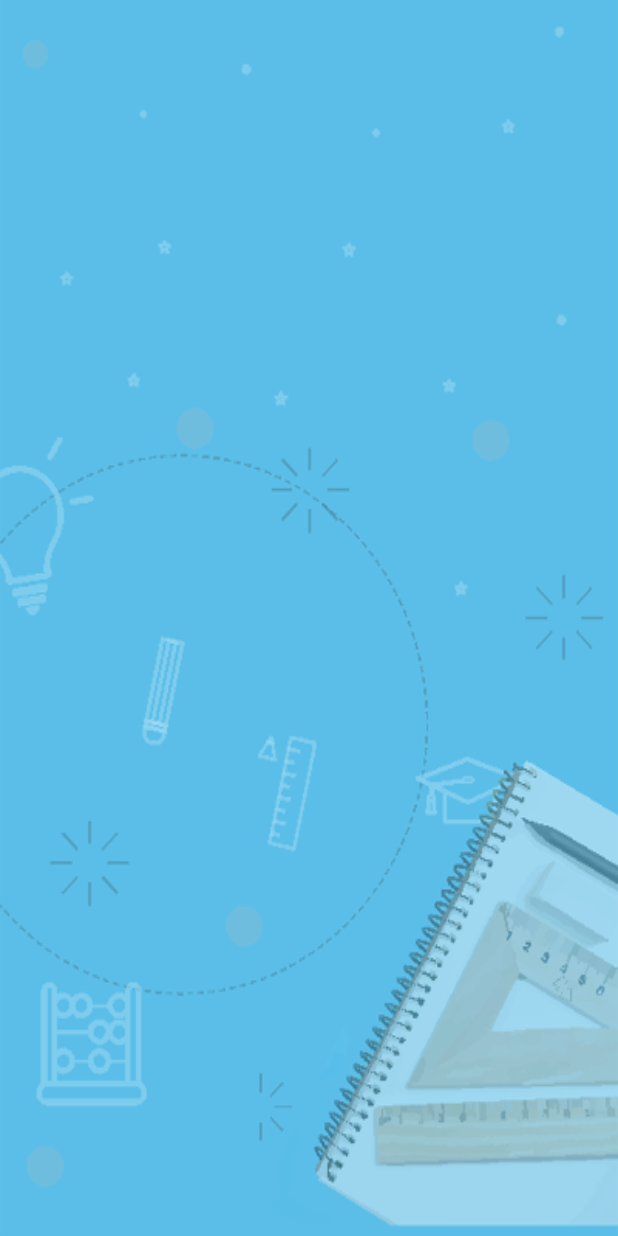
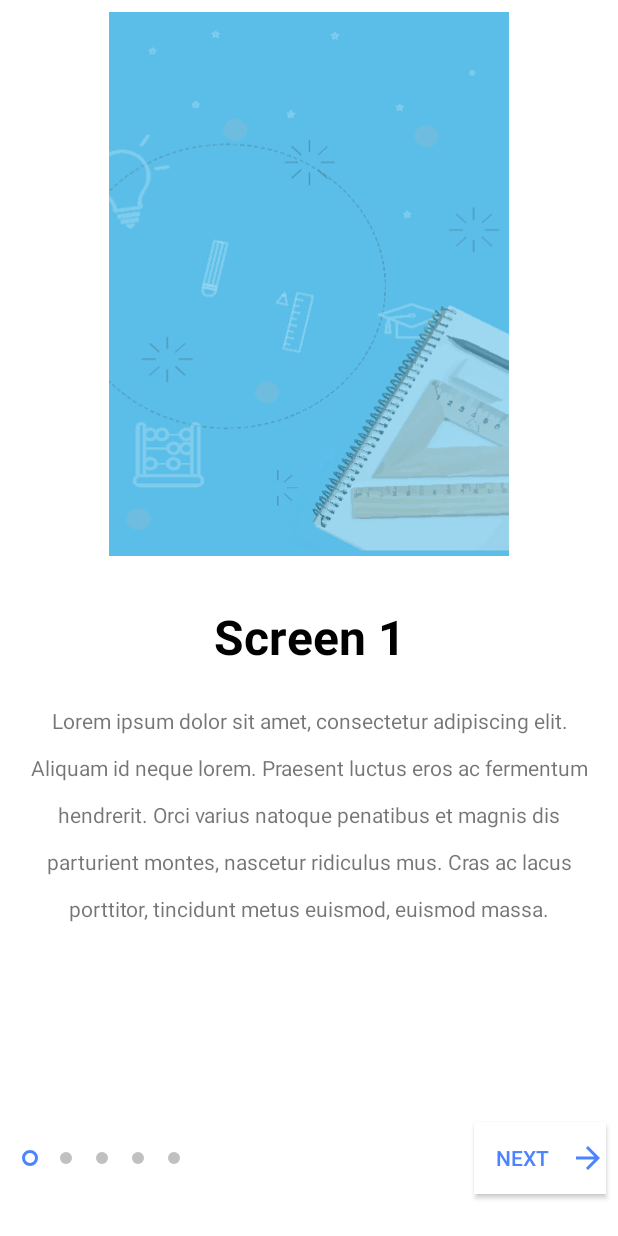
Before and after one commit to wahyukharisma/LearnMe, an Android app: the screen it shows after launch (MainActivity before the commit, OnBoardingScreen after it), on a phone screen of 412 x 824 dp. Run offline under Robolectric (Android 15) with nearby library versions, the phone set to English and light mode, and no system bars.

Commit message:
- Update OnBoardingScene
+ Adding view pager + function
+ Adding tab indicator + function
+ Adding button + function
+ Adding animation

```diff
--- a/app/build.gradle
+++ b/app/build.gradle
@@ -25,4 +25,6 @@
     testImplementation 'junit:junit:4.12'
     androidTestImplementation 'com.android.support.test:runner:1.0.2'
     androidTestImplementation 'com.android.support.test.espresso:espresso-core:3.0.2'
+    implementation 'com.android.support:support-v4:28.0.0'
+    implementation 'com.android.support:design:28.0.0'
 }
--- a/app/src/main/AndroidManifest.xml
+++ b/app/src/main/AndroidManifest.xml
@@ -9,7 +9,8 @@
         android:roundIcon="@mipmap/ic_launcher_round"
         android:supportsRtl="true"
         android:theme="@style/AppTheme">
-        <activity android:name=".MainActivity">
+        <activity android:name=".MainActivity"></activity>
+        <activity android:name=".OnBoardingScreen">
             <intent-filter>
                 <action android:name="android.intent.action.MAIN" />
 
--- /dev/null
+++ b/app/src/main/java/com/example/learnme/IntroViewPagerAdapter.java
@@ -0,0 +1,60 @@
+package com.example.learnme;
+
+import android.content.Context;
+import android.support.annotation.NonNull;
+import android.support.v4.view.PagerAdapter;
+import android.view.LayoutInflater;
+import android.view.View;
+import android.view.ViewGroup;
+import android.widget.ImageView;
+import android.widget.TextView;
+
+import java.util.List;
+
+public class IntroViewPagerAdapter extends PagerAdapter {
+
+    Context mContext;
+    List<ScreenItem> mListScreen;
+
+    public IntroViewPagerAdapter(Context mContext, List<ScreenItem> mListScreen) {
+        this.mContext = mContext;
+        this.mListScreen = mListScreen;
+    }
+
+    @NonNull
+    @Override
+    public Object instantiateItem(@NonNull ViewGroup container, int position) {
+
+        LayoutInflater inflater = (LayoutInflater) mContext.getSystemService(Context.LAYOUT_INFLATER_SERVICE);
+        View layoutScreen       = inflater.inflate(R.layout.layout_screen,null);
+
+        ImageView imgSlide      = layoutScreen.findViewById(R.id.intro_img);
+        TextView txtTitle       = layoutScreen.findViewById(R.id.intro_title);
+        TextView txtDescription = layoutScreen.findViewById(R.id.intro_description);
+
+        txtTitle.setText(mListScreen.get(position).getTitle());
+        txtDescription.setText(mListScreen.get(position).getDescription());
+        imgSlide.setImageResource(mListScreen.get(position).getScreenImg());
+
+        container.addView(layoutScreen);
+
+        return layoutScreen;
+
+    }
+
+    @Override
+    public int getCount() {
+        return mListScreen.size();
+    }
+
+    @Override
+    public boolean isViewFromObject(@NonNull View view, @NonNull Object o) {
+        return view == o;
+    }
+
+    @Override
+    public void destroyItem(@NonNull ViewGroup container, int position, @NonNull Object object) {
+
+        container.removeView((View)object);
+    }
+}
--- /dev/null
+++ b/app/src/main/java/com/example/learnme/OnBoardingScreen.java
@@ -0,0 +1,153 @@
+package com.example.learnme;
+
+import android.content.Intent;
+import android.content.SharedPreferences;
+import android.support.design.widget.TabLayout;
+import android.support.v4.view.ViewPager;
+import android.support.v7.app.AppCompatActivity;
+import android.os.Bundle;
+import android.view.View;
+import android.view.Window;
+import android.view.WindowManager;
+import android.view.animation.Animation;
+import android.view.animation.AnimationUtils;
+import android.widget.Button;
+import android.widget.TextView;
+
+import java.util.ArrayList;
+import java.util.List;
+
+public class OnBoardingScreen extends AppCompatActivity {
+
+    private ViewPager screenPager;
+    IntroViewPagerAdapter introViewPagerAdapter;
+    TabLayout tabIndicator;
+
+    Button btnNext;
+    Button btnGetStarted;
+
+    int position = 0;
+
+    Animation btnAnim;
+
+    @Override
+    protected void onCreate(Bundle savedInstanceState) {
+        super.onCreate(savedInstanceState);
+
+        // make the activity on full screen
+        requestWindowFeature(Window.FEATURE_NO_TITLE);
+        getWindow().setFlags(WindowManager.LayoutParams.FLAG_FULLSCREEN,
+                WindowManager.LayoutParams.FLAG_FULLSCREEN);
+
+        // check previous state
+        if(restorePrefData()){
+            Intent mainActivity = new Intent(getApplicationContext(),MainActivity.class);
+            startActivity(mainActivity);
+            finish();
+        }
+
+        // set content layout
+        setContentView(R.layout.activity_on_boarding_screen);
+
+        //hide the action bar
+        //getSupportActionBar().hide();
+
+        // ini views
+        btnNext       = findViewById(R.id.btn_next);
+        btnGetStarted = findViewById(R.id.btn_get_started);
+        tabIndicator  = findViewById(R.id.tab_indicator);
+        btnAnim       = AnimationUtils.loadAnimation(getApplicationContext(),R.anim.button_animation);
+
+        // fill list screen
+        String temp = "Lorem ipsum dolor sit amet, consectetur adipiscing elit. Aliquam id neque lorem. Praesent luctus eros ac fermentum hendrerit. Orci varius natoque penatibus et magnis dis parturient montes, nascetur ridiculus mus. Cras ac lacus porttitor, tincidunt metus euismod, euismod massa.";
+        final List<ScreenItem> mList = new ArrayList<>();
+        mList.add(new ScreenItem("Screen 1",temp,R.drawable.base));
+        mList.add(new ScreenItem("Screen 2",temp,R.drawable.base));
+        mList.add(new ScreenItem("Screen 3",temp,R.drawable.base));
+        mList.add(new ScreenItem("Screen 4",temp,R.drawable.base));
+        mList.add(new ScreenItem("Screen 5",temp,R.drawable.base));
+
+        // setup viewpager
+        screenPager           = findViewById(R.id.viewPager);
+        introViewPagerAdapter = new IntroViewPagerAdapter(this,mList);
+        screenPager.setAdapter(introViewPagerAdapter);
+
+        //setup table layout with  viewpager
+        tabIndicator.setupWithViewPager(screenPager);
+
+        // next button click listener
+        btnNext.setOnClickListener(new View.OnClickListener() {
+            @Override
+            public void onClick(View v) {
+
+                position = screenPager.getCurrentItem();
+                if(position < mList.size()){
+                    position++;
+                    screenPager.setCurrentItem(position);
+                }
+
+                if(position == mList.size()-1){
+                    // show the GETSTARTED button and hide indicator and the next button
+                    loadLastScreen();
+                }
+            }
+        });
+
+        // tablayout add change listener
+        tabIndicator.addOnTabSelectedListener(new TabLayout.BaseOnTabSelectedListener() {
+            @Override
+            public void onTabSelected(TabLayout.Tab tab) {
+                if(tab.getPosition() == mList.size()-1){
+                    loadLastScreen();
+                }
+            }
+
+            @Override
+            public void onTabUnselected(TabLayout.Tab tab) {
+
+            }
+
+            @Override
+            public void onTabReselected(TabLayout.Tab tab) {
+
+            }
+        });
+
+        // get button clicked
+        btnGetStarted.setOnClickListener(new View.OnClickListener() {
+            @Override
+            public void onClick(View v) {
+                Intent mainActivity = new Intent(getApplicationContext(),MainActivity.class);
+                startActivity(mainActivity);
+
+                //save state
+                savePrefsData();
+                finish();
+            }
+        });
+
+    }
+
+
+    private void loadLastScreen(){ // show the GETSTARTED button and hide indicator and the next button
+        btnGetStarted.setVisibility(View.VISIBLE);
+        btnNext.setVisibility(View.INVISIBLE);
+        tabIndicator.setVisibility(View.VISIBLE);
+
+        // animation get started button
+        btnGetStarted.setAnimation(btnAnim);
+    }
+
+    private void savePrefsData(){
+        SharedPreferences pref          = getApplicationContext().getSharedPreferences("myPrefs",MODE_PRIVATE);
+        SharedPreferences.Editor editor = pref.edit();
+        editor.putBoolean("isIntroOpen",true);
+        editor.commit();
+    }
+
+    private boolean restorePrefData(){
+        SharedPreferences pref          = getApplicationContext().getSharedPreferences("myPrefs",MODE_PRIVATE);
+        Boolean isIntroActiviyOpened = pref.getBoolean("isIntroOpen",false);
+        return isIntroActiviyOpened;
+    }
+}
--- /dev/null
+++ b/app/src/main/java/com/example/learnme/ScreenItem.java
@@ -0,0 +1,37 @@
+package com.example.learnme;
+
+public class ScreenItem {
+
+    String Title,Description;
+    int ScreenImg;
+
+    public ScreenItem(String title, String description, int screenImg) {
+        Title = title;
+        Description = description;
+        ScreenImg = screenImg;
+    }
+
+    public void setTitle(String title) {
+        Title = title;
+    }
+
+    public void setDescription(String description) {
+        Description = description;
+    }
+
+    public void setScreenImg(int screenImg) {
+        ScreenImg = screenImg;
+    }
+
+    public String getTitle() {
+        return Title;
+    }
+
+    public String getDescription() {
+        return Description;
+    }
+
+    public int getScreenImg() {
+        return ScreenImg;
+    }
+}
--- /dev/null
+++ b/app/src/main/res/drawable/btn_gradient_style.xml
@@ -0,0 +1,8 @@
+<?xml version="1.0" encoding="utf-8"?>
+<shape xmlns:android="http://schemas.android.com/apk/res/android">
+
+    <corners android:radius="6dp"/>
+
+    <gradient android:startColor="@color/gradient_start_color"
+        android:endColor="@color/gradient_end_color"/>
+</shape>
--- /dev/null
+++ b/app/src/main/res/drawable/ic_arrow_forward_black_24dp.xml
@@ -0,0 +1,9 @@
+<vector xmlns:android="http://schemas.android.com/apk/res/android"
+        android:width="24dp"
+        android:height="24dp"
+        android:viewportWidth="24.0"
+        android:viewportHeight="24.0">
+    <path
+        android:fillColor="#FF000000"
+        android:pathData="M12,4l-1.41,1.41L16.17,11H4v2h12.17l-5.58,5.59L12,20l8,-8z"/>
+</vector>
--- /dev/null
+++ b/app/src/main/res/drawable/indicator_default.xml
@@ -0,0 +1,11 @@
+<?xml version="1.0" encoding="utf-8"?>
+<layer-list xmlns:android="http://schemas.android.com/apk/res/android">
+    <item>
+        <shape android:shape="ring"
+                android:innerRadius="0dp"
+                android:thickness="4dp"
+                android:useLevel="false">
+                <solid android:color="@color/tab_indicator_gray"/>
+        </shape>
+    </item>
+</layer-list>
--- /dev/null
+++ b/app/src/main/res/drawable/indicator_selected.xml
@@ -0,0 +1,11 @@
+<?xml version="1.0" encoding="utf-8"?>
+<layer-list xmlns:android="http://schemas.android.com/apk/res/android">
+    <item>
+        <shape android:shape="ring"
+            android:innerRadius="3dp"
+            android:thickness="2dp"
+            android:useLevel="false">
+            <solid android:color="@color/gradient_start_color"/>
+        </shape>
+    </item>
+</layer-list>
--- /dev/null
+++ b/app/src/main/res/drawable/indicator_selector.xml
@@ -0,0 +1,7 @@
+<?xml version="1.0" encoding="utf-8"?>
+<selector xmlns:android="http://schemas.android.com/apk/res/android">
+    <item android:drawable="@drawable/indicator_selected"
+            android:state_selected="true"/>
+    <item android:drawable="@drawable/indicator_default"
+            android:state_selected="false"/>
+</selector>
--- a/app/src/main/res/layout/activity_main.xml
+++ b/app/src/main/res/layout/activity_main.xml
@@ -1,24 +1,16 @@
 <?xml version="1.0" encoding="utf-8"?>
-<RelativeLayout xmlns:android="http://schemas.android.com/apk/res/android"
+<LinearLayout xmlns:android="http://schemas.android.com/apk/res/android"
     xmlns:app="http://schemas.android.com/apk/res-auto"
     xmlns:tools="http://schemas.android.com/tools"
     android:layout_width="match_parent"
     android:layout_height="match_parent"
-    android:background="@drawable/base"
     tools:context=".MainActivity">
 
-    <android.support.v4.view.ViewPager
-        android:id="@+id/slideViewPager"
+    <TextView
         android:layout_width="match_parent"
         android:layout_height="match_parent"
-        android:layout_alignParentBottom="true"
-        android:layout_marginBottom="0dp"></android.support.v4.view.ViewPager>
+        android:layout_gravity="center"
+        android:gravity="center"
+        android:text="Hello World" />
 
-    <LinearLayout
-        android:id="@+id/dotsLayout"
-        android:layout_width="wrap_content"
-        android:layout_height="wrap_content"
-        android:orientation="horizontal">
-    </LinearLayout>
-
-</RelativeLayout>
+</LinearLayout>
--- /dev/null
+++ b/app/src/main/res/layout/activity_on_boarding_screen.xml
@@ -0,0 +1,69 @@
+<?xml version="1.0" encoding="utf-8"?>
+<android.support.constraint.ConstraintLayout xmlns:android="http://schemas.android.com/apk/res/android"
+    xmlns:app="http://schemas.android.com/apk/res-auto"
+    xmlns:tools="http://schemas.android.com/tools"
+    android:layout_width="match_parent"
+    android:layout_height="match_parent"
+    android:background="#ffffff"
+    tools:context=".OnBoardingScreen">
+
+
+    <android.support.v4.view.ViewPager
+        android:id="@+id/viewPager"
+        android:layout_width="0dp"
+        android:layout_height="0dp"
+        android:layout_marginStart="8dp"
+        android:layout_marginTop="8dp"
+        android:layout_marginEnd="8dp"
+        app:layout_constraintBottom_toTopOf="@+id/tab_indicator"
+        app:layout_constraintEnd_toEndOf="parent"
+        app:layout_constraintStart_toStartOf="parent"
+        app:layout_constraintTop_toTopOf="parent" />
+
+    <Button
+        android:drawableTint="@color/gradient_start_color"
+        android:textColor="@color/gradient_start_color"
+        android:drawableRight="@drawable/ic_arrow_forward_black_24dp"
+        android:background="#fff"
+        android:id="@+id/btn_next"
+        android:layout_width="wrap_content"
+        android:layout_height="wrap_content"
+        android:layout_marginEnd="8dp"
+        android:layout_marginBottom="28dp"
+        android:text="Next"
+        app:layout_constraintBottom_toBottomOf="parent"
+        app:layout_constraintEnd_toEndOf="parent" />
+
+    <android.support.design.widget.TabLayout
+        android:id="@+id/tab_indicator"
+        android:layout_width="wrap_content"
+        android:layout_height="wrap_content"
+        android:layout_marginStart="8dp"
+        android:layout_marginEnd="32dp"
+        android:layout_marginBottom="28dp"
+        app:layout_constraintBottom_toBottomOf="parent"
+        app:layout_constraintEnd_toStartOf="@+id/btn_next"
+        app:layout_constraintHorizontal_bias="0.0"
+        app:layout_constraintStart_toStartOf="parent"
+        app:layout_constraintTop_toBottomOf="@+id/viewPager"
+        app:tabBackground="@drawable/indicator_selector">
+
+    </android.support.design.widget.TabLayout>
+
+    <Button
+        android:id="@+id/btn_get_started"
+        android:layout_width="132dp"
+        android:layout_height="wrap_content"
+        android:layout_marginStart="8dp"
+        android:layout_marginEnd="8dp"
+        android:layout_marginBottom="112dp"
+        android:background="@drawable/btn_gradient_style"
+        android:text="Get Started"
+        android:textColor="#ffffff"
+        android:visibility="invisible"
+        app:layout_constraintBottom_toBottomOf="parent"
+        app:layout_constraintEnd_toEndOf="parent"
+        app:layout_constraintHorizontal_bias="0.498"
+        app:layout_constraintStart_toStartOf="parent" />
+
+</android.support.constraint.ConstraintLayout>
--- /dev/null
+++ b/app/src/main/res/layout/layout_screen.xml
@@ -0,0 +1,63 @@
+<?xml version="1.0" encoding="utf-8"?>
+<android.support.constraint.ConstraintLayout xmlns:android="http://schemas.android.com/apk/res/android"
+    xmlns:app="http://schemas.android.com/apk/res-auto"
+    xmlns:tools="http://schemas.android.com/tools"
+    android:layout_width="match_parent"
+    android:layout_height="match_parent"
+    android:background="#ffffff">
+
+    <android.support.constraint.Guideline
+        android:id="@+id/guideline"
+        android:layout_width="wrap_content"
+        android:layout_height="wrap_content"
+        android:orientation="horizontal"
+        app:layout_constraintGuide_begin="412dp" />
+
+    <TextView
+        android:id="@+id/intro_title"
+        android:layout_width="wrap_content"
+        android:layout_height="wrap_content"
+        android:layout_marginStart="16dp"
+        android:layout_marginEnd="16dp"
+        android:layout_marginBottom="8dp"
+        android:text="TextView"
+        android:textColor="@color/intro_title_color"
+        android:textSize="32dp"
+        android:textStyle="bold"
+        app:layout_constraintBottom_toBottomOf="parent"
+        app:layout_constraintEnd_toEndOf="parent"
+        app:layout_constraintStart_toStartOf="parent"
+        app:layout_constraintTop_toTopOf="parent"
+        app:layout_constraintVertical_bias="0.573"
+        android:textAlignment="center"/>
+
+    <TextView
+        android:lineSpacingExtra="15dp"
+        android:id="@+id/intro_description"
+        android:layout_width="wrap_content"
+        android:layout_height="wrap_content"
+        android:layout_marginLeft="40dp"
+        android:layout_marginTop="8dp"
+        android:layout_marginStart="40dp"
+        android:layout_marginEnd="40dp"
+        android:layout_marginBottom="8dp"
+        android:text="TextView"
+        android:textAlignment="center"
+        app:layout_constraintBottom_toBottomOf="parent"
+        app:layout_constraintEnd_toEndOf="parent"
+        app:layout_constraintStart_toStartOf="parent"
+        app:layout_constraintTop_toBottomOf="@+id/intro_title"
+        app:layout_constraintVertical_bias="0.120000005" />
+
+    <ImageView
+        android:id="@+id/intro_img"
+        android:layout_width="wrap_content"
+        android:layout_height="wrap_content"
+        android:layout_marginStart="8dp"
+        android:layout_marginEnd="8dp"
+        android:layout_marginBottom="32dp"
+        app:layout_constraintBottom_toTopOf="@+id/intro_title"
+        app:layout_constraintEnd_toEndOf="parent"
+        app:layout_constraintStart_toStartOf="parent"
+        tools:srcCompat="@tools:sample/avatars" />
+</android.support.constraint.ConstraintLayout>
--- a/app/src/main/res/values/colors.xml
+++ b/app/src/main/res/values/colors.xml
@@ -1,7 +1,15 @@
 <?xml version="1.0" encoding="utf-8"?>
 <resources>
-    <color name="colorPrimary">#008577</color>
-    <color name="colorPrimaryDark">#00574B</color>
-    <color name="colorAccent">#D81B60</color>
-    <color name="colorTransparentWhite">#cccccc</color>
+    <color name="colorPrimary">#FFFFFF</color>
+    <color name="colorPrimaryDark">#FFFFFF</color>
+    <color name="colorAccent">#FFFFFF</color>
+
+    <!-- Color for button style -->
+    <color name="gradient_start_color">#4c84ff</color>
+    <color name="gradient_end_color">#18a3fe</color>
+
+    <!-- Color for tab and screen text -->
+    <color name="tab_indicator_gray">#c0c0c0</color>
+    <color name="intro_title_color">#000000</color>
+    <color name="intro_description_color">#656565</color>
 </resources>
--- a/app/src/main/res/values/strings.xml
+++ b/app/src/main/res/values/strings.xml
@@ -1,3 +1,5 @@
 <resources>
     <string name="app_name">LearnMe</string>
+    <string name="lorem_ipsum">Lorem ipsum dolor sit amet, consectetur adipiscing elit. Aliquam id neque lorem. Praesent luctus eros ac fermentum hendrerit. Orci varius natoque penatibus et magnis dis parturient montes, nascetur ridiculus mus. Cras ac lacus porttitor, tincidunt metus euismod, euismod massa. Vestibulum luctus ex nisl, eu porttitor mauris consectetur vel. Vivamus sit amet sem aliquet, fermentum quam eget, vulputate odio. Quisque nec porttitor magna.</string>
+
 </resources>
```
Also changed, not shown: app/src/main/res/anim/button_animation.xml (added, +15 -0 lines).
